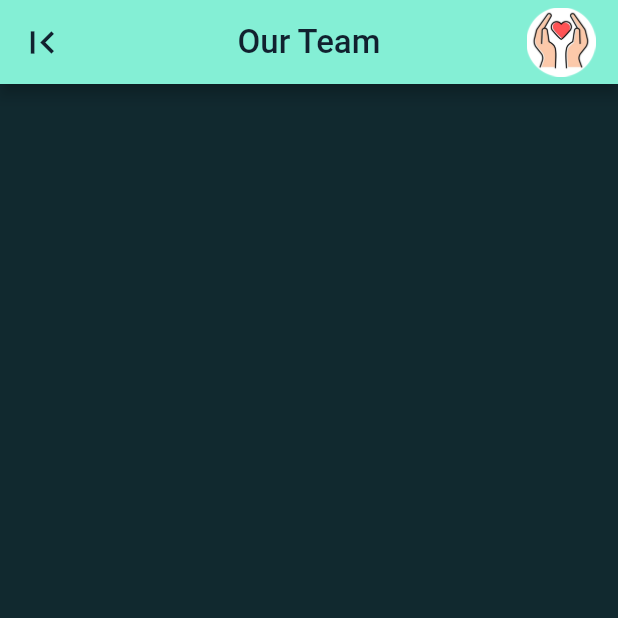
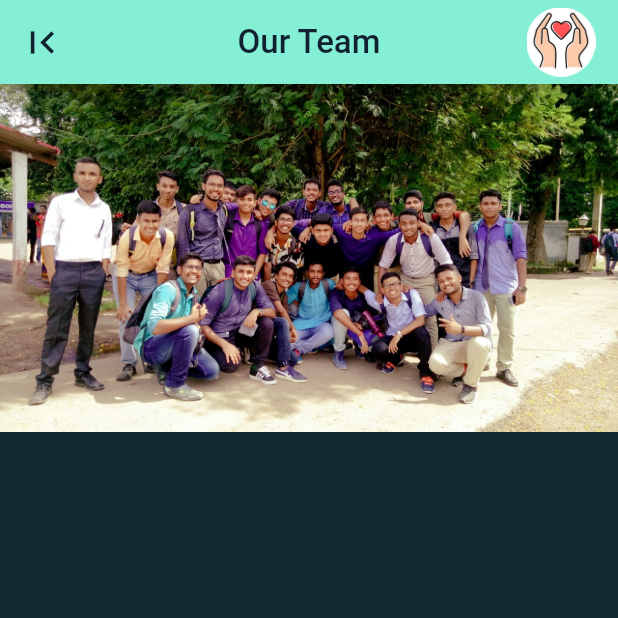
Before and after one commit to Procoder16/We_Care_Flutter, a Flutter app: the OurTeam screen opened directly, on a phone screen of 412 x 824 dp, the top half of it. Run offline on Flutter 3.47's test engine with Material 2 defaults, Android fonts, the phone set to English and light mode, and no system bars; our stand-ins replace animated_text_kit, font_awesome_flutter; missing offline and left inert: foldable_sidebar.

Commit message:
group photo added

```diff
--- a/lib/screens/our_team.dart
+++ b/lib/screens/our_team.dart
@@ -38,6 +38,20 @@ class OurTeam extends StatelessWidget {
           ),
         ],
       ),
+      body: Container(
+        child: Column(
+          children: [
+            Container(
+              decoration: BoxDecoration(
+                borderRadius: BorderRadius.circular(200.0),
+              ),
+              child: Image(
+                image: AssetImage('images/group.png'),
+              ),
+            ),
+          ],
+        ),
+      ),
     );
   }
 }
```
Also changed, not shown: images/group.png (added).
